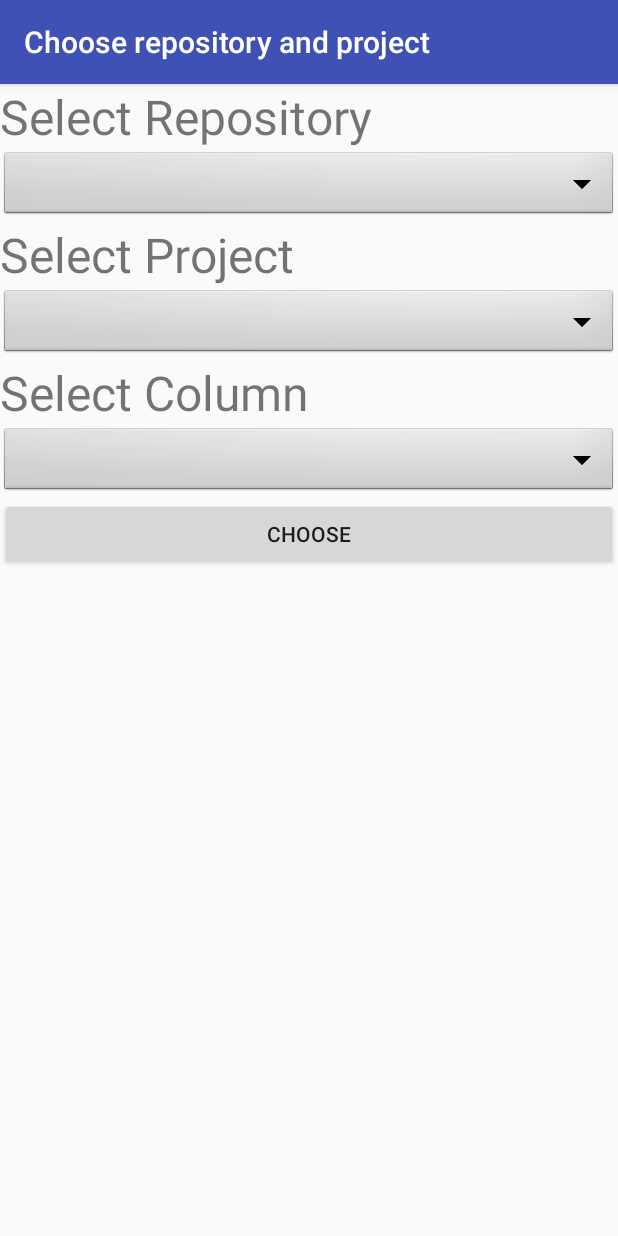
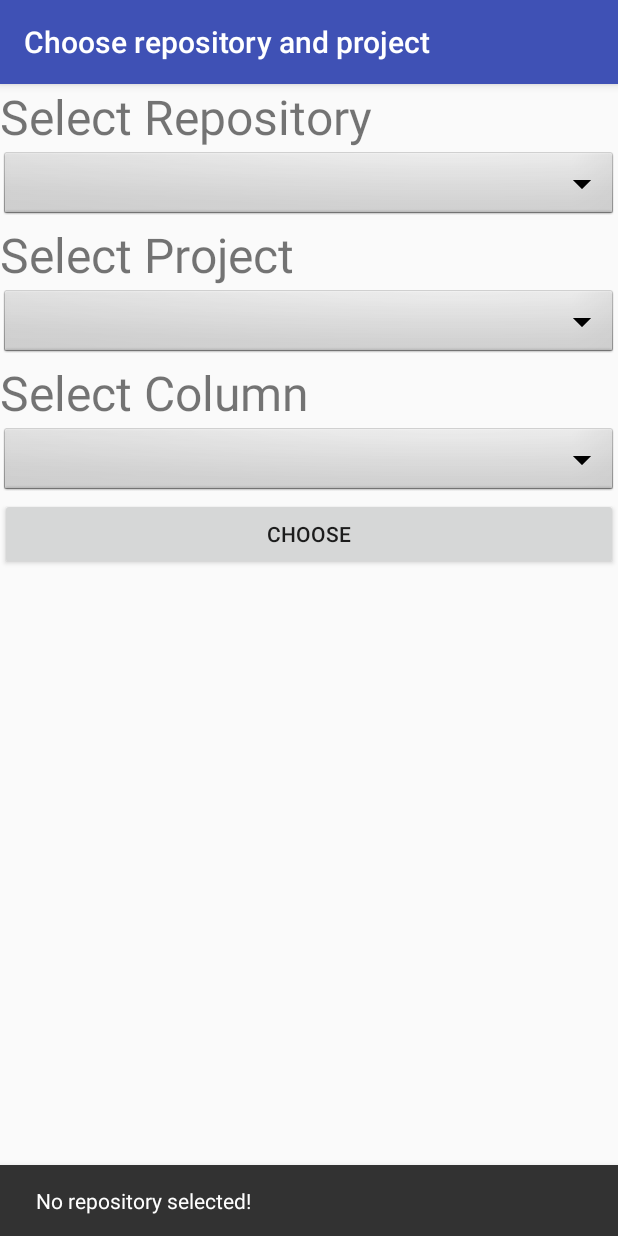
Before and after one commit to Kemekaze/EDA397G1, an Android app: the ChooseRepoProjectActivity screen opened directly, with no data from a screen before it, after a tap on "CHOOSE", on a phone screen of 412 x 824 dp. Run offline under Robolectric (Android 15) with nearby library versions, the phone set to English and light mode, and no system bars; libraries missing offline, so code that uses them is left out: de.greenrobot.event; 2 statements that could not run were skipped.

Commit message:
Minor improvements to chooserepo activity.

```diff
--- a/app/src/main/java/chalmers/eda397g1/ChooseRepoProjectActivity.java
+++ b/app/src/main/java/chalmers/eda397g1/ChooseRepoProjectActivity.java
@@ -2,6 +2,7 @@ package chalmers.eda397g1;
 
 import android.content.Intent;
 import android.os.Bundle;
+import android.support.design.widget.Snackbar;
 import android.support.v7.app.AppCompatActivity;
 import android.util.Log;
 import android.view.View;
@@ -65,17 +66,25 @@ public class ChooseRepoProjectActivity extends AppCompatActivity {
         // Find Button
         chooseButton = (Button) findViewById(R.id.chooseButton);
 
-        // Create the adpters used by the spinners and set layout
-        final ArrayAdapter<String> repoAdapter = new ArrayAdapter<String>(ChooseRepoProjectActivity.this,
-                android.R.layout.simple_spinner_item, repoNames);
+        // Create the adapters
+        final ArrayAdapter<String> repoAdapter = new ArrayAdapter<String>(
+                ChooseRepoProjectActivity.this,
+                android.R.layout.simple_spinner_item,
+                repoNames);
+
+        final ArrayAdapter<String> projectAdapter = new ArrayAdapter<String>(
+                ChooseRepoProjectActivity.this,
+                android.R.layout.simple_spinner_item,
+                projectNames);
+
+        final ArrayAdapter<String> columnAdapter = new ArrayAdapter<String>(
+                ChooseRepoProjectActivity.this,
+                android.R.layout.simple_spinner_item,
+                columnNames);
+
+        // Set adapter layouts
+        projectAdapter.setDropDownViewResource(R.layout.support_simple_spinner_dropdown_item);
         repoAdapter.setDropDownViewResource(R.layout.support_simple_spinner_dropdown_item);
-
-        final ArrayAdapter<String> projectAdapter = new ArrayAdapter<String>(ChooseRepoProjectActivity.this,
-                        android.R.layout.simple_spinner_item, projectNames);
-        projectAdapter.setDropDownViewResource(R.layout.support_simple_spinner_dropdown_item);
-
-        final ArrayAdapter<String> columnAdapter = new ArrayAdapter<String>(ChooseRepoProjectActivity.this,
-                android.R.layout.simple_spinner_item, columnNames);
         columnAdapter.setDropDownViewResource(R.layout.support_simple_spinner_dropdown_item);
 
         // Initialize Repository Spinner.
@@ -83,13 +92,14 @@ public class ChooseRepoProjectActivity extends AppCompatActivity {
         repoSpinner.setOnItemSelectedListener(new AdapterView.OnItemSelectedListener(){
             @Override
             public void onItemSelected(AdapterView<?> adapterView, View view, int i, long l) {
+                Log.d(TAG, "onItemSelected repositorySpinner");
                 // There may be no repositories.
                 if(i < repoList.size()){
                     selectedRepo = repoList.get(i);
                     projectList.clear();
                     projectNames.clear();
                     requestProjectsData(selectedRepo.getFullName());
-                    //projectAdapter.notifyDataSetChanged();
+                    projectAdapter.notifyDataSetChanged();
                 } else {
                     selectedRepo = null;
                     // TODO: Show Snackbar when no repositories are available
@@ -112,7 +122,7 @@ public class ChooseRepoProjectActivity extends AppCompatActivity {
                     columnList.clear();
                     columnNames.clear();
                     requestColumnsData(selectedProject.getId());
-                    //columnAdapter.notifyDataSetChanged();
+                    columnAdapter.notifyDataSetChanged();
                 } else {
                     selectedProject = null;
                     // TODO: Show SnackBar that tells the user that no project is selected.
@@ -141,13 +151,36 @@ public class ChooseRepoProjectActivity extends AppCompatActivity {
             }
         });
 
-        // Initialize choose Button
+        /**
+         * On a press to the choose button it is checked if all necessary selections have been made,
+         * and then a new lobby is started
+         */
         chooseButton.setOnClickListener(new View.OnClickListener() {
             @Override
             public void onClick(View view) {
-                if(selectedProject != null ){
-                    // TODO: Test if other things are selected and show snackbar if not
-                    // Start lobby as hostgit
+                if(selectedRepo == null ) {
+                    Snackbar snackbar = Snackbar.make(
+                            findViewById(R.id.repoSpinner),
+                            "No repository selected!",
+                            Snackbar.LENGTH_LONG);
+                    snackbar.show();
+                    //Toast.makeText(getApplicationContext(), "No repository selected!", Toast.LENGTH_SHORT).show();
+                } else if(selectedProject == null) {
+                    Snackbar snackbar = Snackbar.make(
+                            findViewById(R.id.projectSpinner),
+                            "No project selected!",
+                            Snackbar.LENGTH_LONG);
+                    snackbar.show();
+                    //Toast.makeText(getApplicationContext(), "No project selected!", Toast.LENGTH_SHORT).show();
+                } else if(selectedColumn == null) {
+                    Snackbar snackbar = Snackbar.make(
+                            findViewById(R.id.columnSpinner),
+                            "No column selected!",
+                            Snackbar.LENGTH_LONG);
+                    snackbar.show();
+                    // Toast.makeText(getApplicationContext(), "No column selected!", Toast.LENGTH_SHORT).show();
+                } else {
+                    // Start lobby as host
                     Intent intent = new Intent(ChooseRepoProjectActivity.this, LobbyActivity.class);
                     Bundle b = new Bundle();
                     b.putBoolean("isHost", true);
@@ -160,11 +193,8 @@ public class ChooseRepoProjectActivity extends AppCompatActivity {
                     // Put selected Column
                     b.putCharSequence("columnName", selectedColumn.getName());
                     b.putInt("columnID", selectedColumn.getId());
-
                     intent.putExtras(b);
                     startActivity(intent);
-                }else{
-                    Toast.makeText(getApplicationContext(), "No project selected!", Toast.LENGTH_SHORT).show();
                 }
             }
         });
@@ -245,10 +275,13 @@ public class ChooseRepoProjectActivity extends AppCompatActivity {
 
         if (repoList.isEmpty()) {
             repoNames.add("No repositories available.");
+
         } else {
             for(Repository r : repoList){
                 repoNames.add(r.getName());
             }
+            Log.v(TAG, "Call request projects");
+            requestProjectsData(repoNames.get(0));
         }
         ( (ArrayAdapter<String>) repoSpinner.getAdapter()).notifyDataSetChanged();
         ( (ArrayAdapter<String>) projectSpinner.getAdapter()).notifyDataSetChanged();
@@ -267,11 +300,13 @@ public class ChooseRepoProjectActivity extends AppCompatActivity {
         if (projectList.isEmpty()) {
             projectNames.add("No projects available.");
         } else {
+            requestColumnsData(projectList.get(0).getId());
             for(Project p : projectList){
                 projectNames.add(p.getName());
             }
         }
         ( (ArrayAdapter<String>) projectSpinner.getAdapter()).notifyDataSetChanged();
+        selectedProject = projectList.get(projectSpinner.getSelectedItemPosition());
         ( (ArrayAdapter<String>) columnSpinner.getAdapter()).notifyDataSetChanged();
     }
 
```
